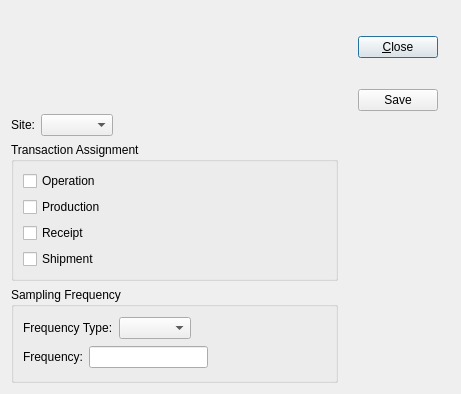
Old version of the form source/quality/foundation-database/uiforms/qplanass.ui in the repository tomdatkins/xtuple.
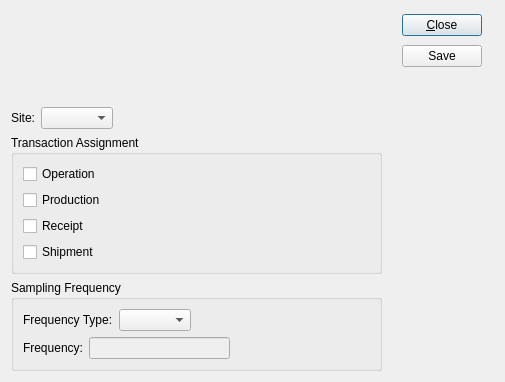
New version of the form. Custom widgets are drawn as their Qt base class.

The edit to the form file:
```diff
--- a/source/quality/foundation-database/uiforms/qplanass.ui
+++ b/source/quality/foundation-database/uiforms/qplanass.ui
@@ -13,58 +13,20 @@
    <rect>
     <x>0</x>
     <y>0</y>
-    <width>461</width>
-    <height>394</height>
+    <width>505</width>
+    <height>382</height>
    </rect>
   </property>
   <property name="windowTitle">
    <string>Quality Plan Item Assignment</string>
   </property>
-  <layout class="QGridLayout" name="gridLayout_3">
-   <item row="0" column="0">
+  <layout class="QHBoxLayout" name="horizontalLayout_2">
+   <item>
+    <layout class="QGridLayout" name="gridLayout">
+     <item row="1" column="0">
     <widget class="ItemCluster" name="_item"/>
    </item>
-   <item row="0" column="1" rowspan="2">
-    <layout class="QVBoxLayout" name="verticalLayout">
-     <property name="leftMargin">
-      <number>14</number>
-     </property>
-     <property name="rightMargin">
-      <number>12</number>
-     </property>
-     <item>
-      <widget class="QPushButton" name="_close">
-       <property name="text">
-        <string>&amp;Close</string>
-       </property>
-      </widget>
-     </item>
-     <item>
-      <widget class="QPushButton" name="_save">
-       <property name="text">
-        <string>Save</string>
-       </property>
-      </widget>
-     </item>
-     <item>
-      <spacer name="verticalSpacer">
-       <property name="orientation">
-        <enum>Qt::Vertical</enum>
-       </property>
-       <property name="sizeType">
-        <enum>QSizePolicy::Preferred</enum>
-       </property>
-       <property name="sizeHint" stdset="0">
-        <size>
-         <width>20</width>
-         <height>0</height>
-        </size>
-       </property>
-      </spacer>
-     </item>
-    </layout>
-   </item>
-   <item row="1" column="0">
+     <item row="2" column="0">
     <layout class="QHBoxLayout" name="horizontalLayout">
      <item>
       <widget class="QLabel" name="label">
@@ -97,54 +59,13 @@
      </item>
     </layout>
    </item>
-   <item row="2" column="0">
-    <widget class="QGroupBox" name="groupBox">
-     <property name="title">
-      <string>Transaction Assignment</string>
-     </property>
-     <layout class="QGridLayout" name="gridLayout">
-      <item row="0" column="0">
-       <layout class="QVBoxLayout" name="verticalLayout_2">
-        <item>
-         <widget class="QCheckBox" name="checkBox_oper">
-          <property name="text">
-           <string>Operation</string>
-          </property>
-         </widget>
-        </item>
-        <item>
-         <widget class="QCheckBox" name="checkBox_prod">
-          <property name="text">
-           <string>Production</string>
-          </property>
-         </widget>
-        </item>
-        <item>
-         <widget class="QCheckBox" name="checkBox_recv">
-          <property name="text">
-           <string>Receipt</string>
-          </property>
-         </widget>
-        </item>
-        <item>
-         <widget class="QCheckBox" name="checkBox_ship">
-          <property name="text">
-           <string>Shipment</string>
-          </property>
-         </widget>
-        </item>
-       </layout>
-      </item>
-     </layout>
-    </widget>
-   </item>
-   <item row="3" column="0">
+     <item row="4" column="0">
     <widget class="QGroupBox" name="groupBox_2">
      <property name="title">
       <string>Sampling Frequency</string>
      </property>
-     <layout class="QGridLayout" name="gridLayout_2">
-      <item row="0" column="0">
+       <layout class="QVBoxLayout" name="verticalLayout_2">
+        <item>
        <layout class="QHBoxLayout" name="horizontalLayout_samplefreq">
         <item>
          <widget class="QLabel" name="label_3">
@@ -171,7 +92,7 @@
         </item>
        </layout>
       </item>
-      <item row="1" column="0">
+        <item>
        <layout class="QHBoxLayout" name="horizontalLayout_freq">
         <item>
          <widget class="QLabel" name="label_4">
@@ -181,7 +102,11 @@
          </widget>
         </item>
         <item>
-         <widget class="QLineEdit" name="_freq"/>
+           <widget class="XLineEdit" name="_freq">
+            <property name="enabled">
+             <bool>false</bool>
+            </property>
+           </widget>
         </item>
         <item>
          <spacer name="horizontalSpacer_3">
@@ -201,6 +126,85 @@
      </layout>
     </widget>
    </item>
+     <item row="3" column="0">
+      <widget class="QGroupBox" name="groupBox">
+       <property name="title">
+        <string>Transaction Assignment</string>
+       </property>
+       <layout class="QVBoxLayout" name="verticalLayout_3">
+        <item>
+         <widget class="QCheckBox" name="checkBox_oper">
+          <property name="text">
+           <string>Operation</string>
+          </property>
+         </widget>
+        </item>
+        <item>
+         <widget class="QCheckBox" name="checkBox_prod">
+          <property name="text">
+           <string>Production</string>
+          </property>
+         </widget>
+        </item>
+        <item>
+         <widget class="QCheckBox" name="checkBox_recv">
+          <property name="text">
+           <string>Receipt</string>
+          </property>
+         </widget>
+        </item>
+        <item>
+         <widget class="QCheckBox" name="checkBox_ship">
+          <property name="text">
+           <string>Shipment</string>
+          </property>
+         </widget>
+        </item>
+       </layout>
+      </widget>
+     </item>
+    </layout>
+   </item>
+   <item>
+    <layout class="QVBoxLayout" name="verticalLayout">
+     <property name="leftMargin">
+      <number>14</number>
+     </property>
+     <property name="rightMargin">
+      <number>12</number>
+     </property>
+     <item>
+      <widget class="QPushButton" name="_close">
+       <property name="text">
+        <string>&amp;Close</string>
+       </property>
+      </widget>
+     </item>
+     <item>
+      <widget class="QPushButton" name="_save">
+       <property name="text">
+        <string>Save</string>
+       </property>
+      </widget>
+     </item>
+     <item>
+      <spacer name="verticalSpacer">
+       <property name="orientation">
+        <enum>Qt::Vertical</enum>
+       </property>
+       <property name="sizeType">
+        <enum>QSizePolicy::Preferred</enum>
+       </property>
+       <property name="sizeHint" stdset="0">
+        <size>
+         <width>20</width>
+         <height>300</height>
+        </size>
+       </property>
+      </spacer>
+     </item>
+    </layout>
+   </item>
   </layout>
  </widget>
  <customwidgets>
@@ -219,6 +223,11 @@
    <extends>QComboBox</extends>
    <header>xcombobox.h</header>
   </customwidget>
+  <customwidget>
+   <class>XLineEdit</class>
+   <extends>QLineEdit</extends>
+   <header>xlineedit.h</header>
+  </customwidget>
  </customwidgets>
  <tabstops>
   <tabstop>_save</tabstop>
```
Left out of the diff: 2 changed lines with no effect on the pictures. Lines whose indentation alone changed are shown as unchanged.
